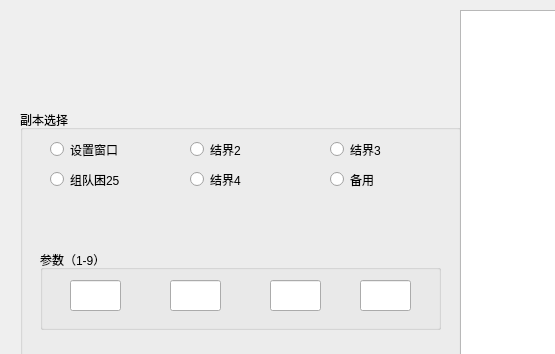
Above: yys/UI/yysUI.ui from w978211741/yys before the change; both pictures show x 0 to 555 and y 0 to 354 of the 800 by 600 pixel window. Below: the same form after it.
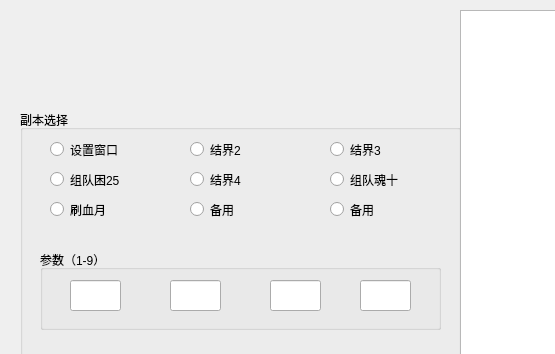
That is the form after the change.

The edit to the form file:
```diff
--- a/yys/UI/yysUI.ui
+++ b/yys/UI/yysUI.ui
@@ -116,7 +116,7 @@
       </rect>
      </property>
      <property name="text">
-      <string>备用</string>
+      <string>组队魂十</string>
      </property>
      <attribute name="buttonGroup">
       <string notr="true">buttonGroup</string>
@@ -225,6 +225,45 @@
       </property>
      </widget>
     </widget>
+    <widget class="QRadioButton" name="radioButton_7">
+     <property name="geometry">
+      <rect>
+       <x>30</x>
+       <y>90</y>
+       <width>115</width>
+       <height>19</height>
+      </rect>
+     </property>
+     <property name="text">
+      <string>刷血月</string>
+     </property>
+    </widget>
+    <widget class="QRadioButton" name="radioButton_8">
+     <property name="geometry">
+      <rect>
+       <x>170</x>
+       <y>90</y>
+       <width>115</width>
+       <height>19</height>
+      </rect>
+     </property>
+     <property name="text">
+      <string>备用</string>
+     </property>
+    </widget>
+    <widget class="QRadioButton" name="radioButton_9">
+     <property name="geometry">
+      <rect>
+       <x>310</x>
+       <y>90</y>
+       <width>115</width>
+       <height>19</height>
+      </rect>
+     </property>
+     <property name="text">
+      <string>备用</string>
+     </property>
+    </widget>
    </widget>
    <widget class="QTextBrowser" name="textBrowser">
     <property name="geometry">
```
